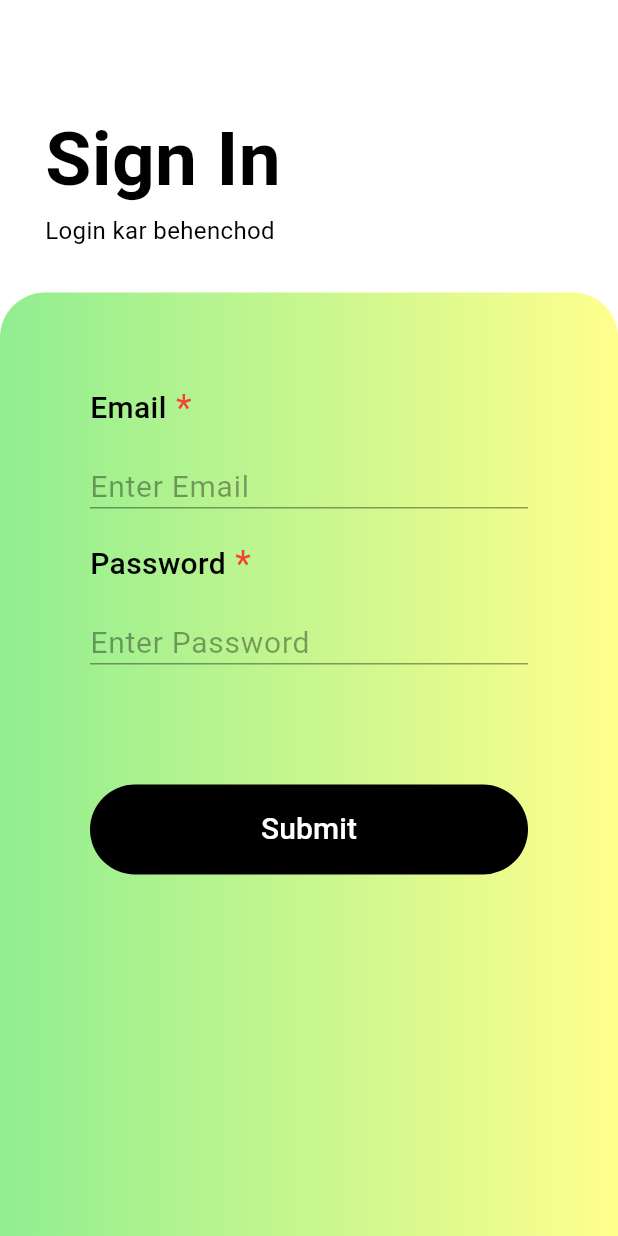
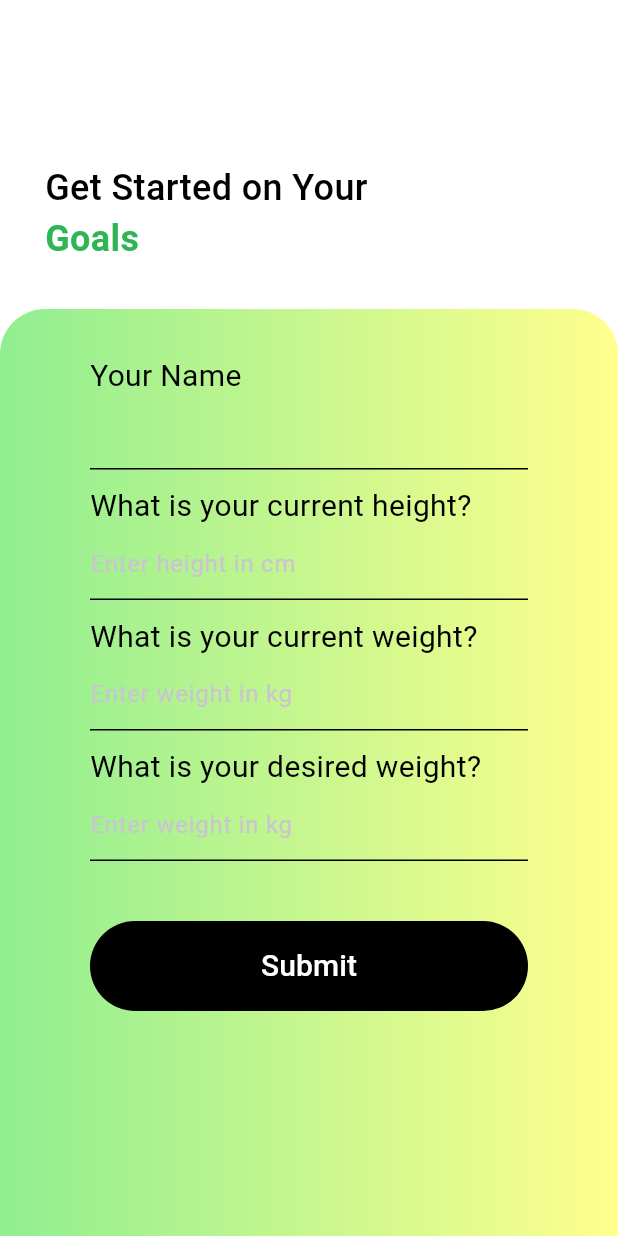
Before and after one commit to ishahahahan/lorem_ipsum, a Flutter app: the BMIScreen screen opened directly, on a phone screen of 412 x 824 dp. Run offline on Flutter 3.47's test engine with Material 3 defaults, Android fonts, the light colour scheme and no system bars; our stand-ins replace supabase_flutter; accounts and stored records are empty.

Commit message:
auth improved and other screens added

```diff
--- a/lib/screens/splash_screen.dart
+++ b/lib/screens/splash_screen.dart
@@ -1,5 +1,7 @@
 import 'package:flutter/material.dart';
+import 'package:lorem_ipsum/auth/signin.dart';
 import 'package:lorem_ipsum/main.dart';
+import 'package:lorem_ipsum/screens/home_screen.dart';
 import 'package:lorem_ipsum/screens/welcome.dart';
 
 class SplashScreen extends StatefulWidget {
@@ -26,6 +28,7 @@ class _SplashScreenState extends State<SplashScreen> {
     final session = supabase.auth.currentSession;
     if (session != null) {
       // Navigator.pushReplacementNamed(context, MainScreen.id);
+      Navigator.pushReplacementNamed(context, SignInScreen.id);
     } else {
       Navigator.pushReplacementNamed(context, WelcomeScreen.id);
     }
--- a/lib/screens/user_goals/info.dart
+++ b/lib/screens/user_goals/info.dart
@@ -1,11 +1,12 @@
 import 'package:flutter/material.dart';
 import 'package:lorem_ipsum/main.dart';
+import 'package:lorem_ipsum/screens/home_screen.dart';
 import 'package:supabase_flutter/supabase_flutter.dart';
 
 class BMIScreen extends StatefulWidget {
   const BMIScreen({super.key});
 
-  static const String id = '/signin';
+  static const String id = '/bmi';
 
   @override
   State<BMIScreen> createState() => _BMIScreenState();
@@ -13,13 +14,17 @@ class BMIScreen extends StatefulWidget {
 
 class _BMIScreenState extends State<BMIScreen> {
   final _formKey = GlobalKey<FormState>();
-  final _emailController = TextEditingController();
-  final _passwordController = TextEditingController();
+  final _nameController = TextEditingController();
+  final _heightController = TextEditingController();
+  final _currentWeightController = TextEditingController();
+  final _desiredWeightController = TextEditingController();
 
   @override
   void dispose() {
-    _emailController.dispose();
-    _passwordController.dispose();
+    _nameController.dispose();
+    _heightController.dispose();
+    _currentWeightController.dispose();
+    _desiredWeightController.dispose();
     super.dispose();
   }
 
@@ -37,18 +42,21 @@ class _BMIScreenState extends State<BMIScreen> {
                 crossAxisAlignment: CrossAxisAlignment.start,
                 children: [
                   SizedBox(
-                    height: 10,
+                    height: 48,
                   ),
                   Text(
-                    'Sign In',
+                    'Get Started on Your',
                     style: TextStyle(
                         color: Colors.black,
-                        fontSize: 50,
-                        fontWeight: FontWeight.w700),
+                        fontSize: 24,
+                        fontWeight: FontWeight.w500),
                   ),
                   Text(
-                    'Login kar behenchod',
-                    style: TextStyle(color: Colors.black, fontSize: 16),
+                    'Goals',
+                    style: TextStyle(
+                        color: Color(0xff2FB555),
+                        fontSize: 24,
+                        fontWeight: FontWeight.w600),
                   ),
                 ],
               ),
@@ -74,23 +82,91 @@ class _BMIScreenState extends State<BMIScreen> {
                         crossAxisAlignment: CrossAxisAlignment.start,
                         children: [
                           const SizedBox(
-                            height: 60,
+                            height: 30,
                           ),
-                          _buildInputField(
-                            controller: _emailController,
-                            label: 'Email',
-                            hint: 'Enter Email',
-                            isRequired: true,
+                          const Text(
+                            "Your Name",
+                            style: TextStyle(
+                              color: Colors.black,
+                              fontSize: 20,
+                            ),
                           ),
-                          const SizedBox(height: 20),
-                          _buildInputField(
-                            controller: _passwordController,
-                            label: 'Password',
-                            hint: 'Enter Password',
-                            isRequired: true,
-                            isPassword: true,
+                          TextField(
+                            controller: _nameController,
+                            style: const TextStyle(
+                              color: Colors.black,
+                              fontSize: 16,
+                            ),
+                            decoration: const InputDecoration(
+                              enabledBorder: UnderlineInputBorder(
+                                borderSide: BorderSide(color: Colors.black),
+                              ),
+                            ),
                           ),
-                          const SizedBox(height: 80),
+                          const SizedBox(height: 10),
+                          const Text(
+                            "What is your current height?",
+                            style: TextStyle(
+                              color: Colors.black,
+                              fontSize: 20,
+                            ),
+                          ),
+                          TextField(
+                            controller: _heightController,
+                            style: const TextStyle(
+                              color: Colors.black,
+                              fontSize: 16,
+                            ),
+                            decoration: const InputDecoration(
+                              hintText: "Enter height in cm",
+                              enabledBorder: UnderlineInputBorder(
+                                borderSide: BorderSide(color: Colors.black),
+                              ),
+                            ),
+                          ),
+                          const SizedBox(height: 10),
+                          const Text(
+                            "What is your current weight?",
+                            style: TextStyle(
+                              color: Colors.black,
+                              fontSize: 20,
+                            ),
+                          ),
+                          TextField(
+                            controller: _currentWeightController,
+                            style: const TextStyle(
+                              color: Colors.black,
+                              fontSize: 16,
+                            ),
+                            decoration: const InputDecoration(
+                              hintText: "Enter weight in kg",
+                              enabledBorder: UnderlineInputBorder(
+                                borderSide: BorderSide(color: Colors.black),
+                              ),
+                            ),
+                          ),
+                          const SizedBox(height: 10),
+                          const Text(
+                            "What is your desired weight?",
+                            style: TextStyle(
+                              color: Colors.black,
+                              fontSize: 20,
+                            ),
+                          ),
+                          TextField(
+                            controller: _desiredWeightController,
+                            style: const TextStyle(
+                              color: Colors.black,
+                              fontSize: 16,
+                            ),
+                            decoration: const InputDecoration(
+                              hintText: "Enter weight in kg",
+                              enabledBorder: UnderlineInputBorder(
+                                borderSide: BorderSide(color: Colors.black),
+                              ),
+                            ),
+                          ),
+                          const SizedBox(height: 40),
                           Container(
                             width: double.infinity,
                             height: 60,
@@ -99,8 +175,49 @@ class _BMIScreenState extends State<BMIScreen> {
                               borderRadius: BorderRadius.circular(30),
                             ),
                             child: TextButton(
-                              onPressed: ()  {
+                              onPressed: () async {
+                                bool isLoading;
+                                try {
+                                  setState(() {
+                                    isLoading = true;
+                                  });
 
+                                  final String name =
+                                      _nameController.text.trim();
+                                  final double height = double.parse(
+                                      _heightController.text.trim());
+                                  final double currentWeight = double.parse(
+                                      _currentWeightController.text.trim());
+                                  final double desiredWeight = double.parse(
+                                      _desiredWeightController.text.trim());
+
+                                  await supabase.from('user_profile').update({
+                                    'name': name,
+                                    'height': height,
+                                    'weight': currentWeight,
+                                    'desired_weight': desiredWeight,
+                                  }).eq(
+                                      'user_id', supabase.auth.currentUser!.id);
+
+                                  if (mounted) {
+                                    Navigator.pushNamedAndRemoveUntil(context,
+                                        HomeScreen.id, (route) => false);
+                                  }
+                                } catch (e) {
+                                  if (mounted) {
+                                    ScaffoldMessenger.of(context).showSnackBar(
+                                      SnackBar(
+                                          content:
+                                              Text('Error: ${e.toString()}')),
+                                    );
+                                  }
+                                } finally {
+                                  if (mounted) {
+                                    setState(() {
+                                      isLoading = false;
+                                    });
+                                  }
+                                }
                               },
                               child: const Text(
                                 'Submit',
@@ -122,66 +239,4 @@ class _BMIScreenState extends State<BMIScreen> {
           ],
         ));
   }
-
-  Widget _buildInputField({
-    required TextEditingController controller,
-    required String label,
-    required String hint,
-    bool isRequired = false,
-    bool isPassword = false,
-  }) {
-    return Column(
-      crossAxisAlignment: CrossAxisAlignment.start,
-      children: [
-        Row(
-          children: [
-            Text(
-              label,
-              style: const TextStyle(
-                fontSize: 20,
-                fontWeight: FontWeight.w500,
-                color: Colors.black,
-              ),
-            ),
-            if (isRequired)
-              const Text(
-                ' *',
-                style: TextStyle(
-                  color: Colors.red,
-                  fontSize: 24,
-                ),
-              ),
-          ],
-        ),
-        TextField(
-          controller: controller,
-          obscureText: isPassword,
-          style: const TextStyle(
-            fontSize: 20,
-            color: Colors.black54,
-          ),
-          decoration: InputDecoration(
-            hintText: hint,
-            hintStyle: const TextStyle(
-              fontSize: 20,
-              color: Colors.black38,
-            ),
-            enabledBorder: const UnderlineInputBorder(
-              borderSide: BorderSide(
-                color: Colors.black38,
-                width: 1.0,
-              ),
-            ),
-            focusedBorder: const UnderlineInputBorder(
-              borderSide: BorderSide(
-                color: Colors.black,
-                width: 1.0,
-              ),
-            ),
-            contentPadding: const EdgeInsets.only(top: 20),
-          ),
-        ),
-      ],
-    );
-  }
 }
```
Also changed, not shown: lib/auth/signin.dart (+19 -4 lines), lib/main.dart (+7 -0 lines), lib/screens/home_screen.dart (added, +412 -0 lines), lib/screens/welcome.dart (+12 -2 lines), assets/images/burger.png (added), assets/images/home_screen.png (added), assets/images/salad.png (added).
